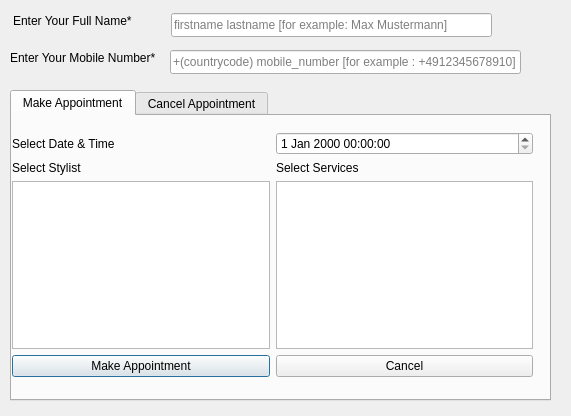
Before: the Qt Designer form QT6_QWidgets/QTGUI-1/dialog.ui in bsuman/QT6_CPP, drawn with Qt 5.
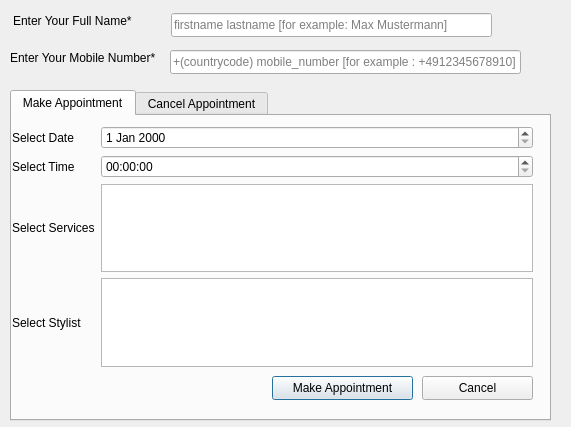
After: the same form once the commit is applied. The open tabs and pages were chosen to show the change.

```diff
--- a/QT6_QWidgets/QTGUI-1/dialog.ui
+++ b/QT6_QWidgets/QTGUI-1/dialog.ui
@@ -7,7 +7,7 @@
     <x>0</x>
     <y>0</y>
     <width>571</width>
-    <height>416</height>
+    <height>427</height>
    </rect>
   </property>
   <property name="windowTitle">
@@ -77,7 +77,7 @@
      <x>10</x>
      <y>90</y>
      <width>541</width>
-     <height>311</height>
+     <height>331</height>
     </rect>
    </property>
    <property name="currentIndex">
@@ -96,74 +96,26 @@
        <x>0</x>
        <y>0</y>
        <width>521</width>
-       <height>281</height>
+       <height>291</height>
       </rect>
      </property>
      <widget class="QWidget" name="gridLayoutWidget">
       <property name="geometry">
        <rect>
         <x>0</x>
-        <y>0</y>
+        <y>10</y>
         <width>521</width>
-        <height>261</height>
+        <height>241</height>
        </rect>
       </property>
       <layout class="QGridLayout" name="makeAppLayout">
-       <item row="5" column="0">
-        <widget class="QPushButton" name="makeAppBtn">
-         <property name="text">
-          <string>Make Appointment</string>
-         </property>
-        </widget>
-       </item>
-       <item row="3" column="2">
-        <widget class="QLabel" name="serviceslabel">
-         <property name="text">
-          <string>Select Services</string>
-         </property>
-        </widget>
-       </item>
-       <item row="1" column="2">
-        <widget class="QDateTimeEdit" name="dateTimeEdit">
-         <property name="minimumDateTime">
-          <datetime>
-           <hour>0</hour>
-           <minute>0</minute>
-           <second>0</second>
-           <year>1752</year>
-           <month>9</month>
-           <day>14</day>
-          </datetime>
-         </property>
-        </widget>
-       </item>
-       <item row="3" column="0">
+       <item row="6" column="0">
         <widget class="QLabel" name="stylistlabel">
          <property name="text">
           <string>Select Stylist</string>
          </property>
         </widget>
        </item>
-       <item row="1" column="0">
-        <widget class="QLabel" name="dateTimelabel">
-         <property name="text">
-          <string>Select Date &amp; Time</string>
-         </property>
-        </widget>
-       </item>
-       <item row="4" column="2">
-        <widget class="QListWidget" name="servicesList"/>
-       </item>
-       <item row="4" column="0">
-        <widget class="QListWidget" name="stylistList"/>
-       </item>
-       <item row="5" column="2">
-        <widget class="QPushButton" name="cancelBtn">
-         <property name="text">
-          <string>Cancel</string>
-         </property>
-        </widget>
-       </item>
        <item row="0" column="0">
         <spacer name="verticalSpacer">
          <property name="orientation">
@@ -177,8 +129,80 @@
          </property>
         </spacer>
        </item>
+       <item row="4" column="0">
+        <widget class="QLabel" name="serviceslabel">
+         <property name="text">
+          <string>Select Services</string>
+         </property>
+        </widget>
+       </item>
+       <item row="4" column="1">
+        <widget class="QListWidget" name="servicesList"/>
+       </item>
+       <item row="6" column="1">
+        <widget class="QListWidget" name="stylistList"/>
+       </item>
+       <item row="3" column="0">
+        <widget class="QLabel" name="timeLabel">
+         <property name="text">
+          <string>Select Time </string>
+         </property>
+        </widget>
+       </item>
+       <item row="3" column="1">
+        <widget class="QTimeEdit" name="timeEdit"/>
+       </item>
+       <item row="2" column="1">
+        <widget class="QDateEdit" name="dateEdit"/>
+       </item>
+       <item row="2" column="0">
+        <widget class="QLabel" name="dateLabel">
+         <property name="text">
+          <string>Select Date </string>
+         </property>
+        </widget>
+       </item>
+       <item row="7" column="1">
+        <spacer name="verticalSpacer_2">
+         <property name="orientation">
+          <enum>Qt::Vertical</enum>
+         </property>
+         <property name="sizeHint" stdset="0">
+          <size>
+           <width>20</width>
+           <height>40</height>
+          </size>
+         </property>
+        </spacer>
+       </item>
       </layout>
      </widget>
+     <widget class="QPushButton" name="makeAppBtn">
+      <property name="geometry">
+       <rect>
+        <x>260</x>
+        <y>260</y>
+        <width>141</width>
+        <height>24</height>
+       </rect>
+      </property>
+      <property name="text">
+       <string>Make Appointment</string>
+      </property>
+     </widget>
+     <widget class="QPushButton" name="cancelBtn">
+      <property name="geometry">
+       <rect>
+        <x>410</x>
+        <y>260</y>
+        <width>111</width>
+        <height>24</height>
+       </rect>
+      </property>
+      <property name="text">
+       <string>Cancel</string>
+      </property>
+     </widget>
     </widget>
    </widget>
    <widget class="QWidget" name="cancelTab">
```
Left out of the diff: 2 changed lines with no effect on the pictures.
